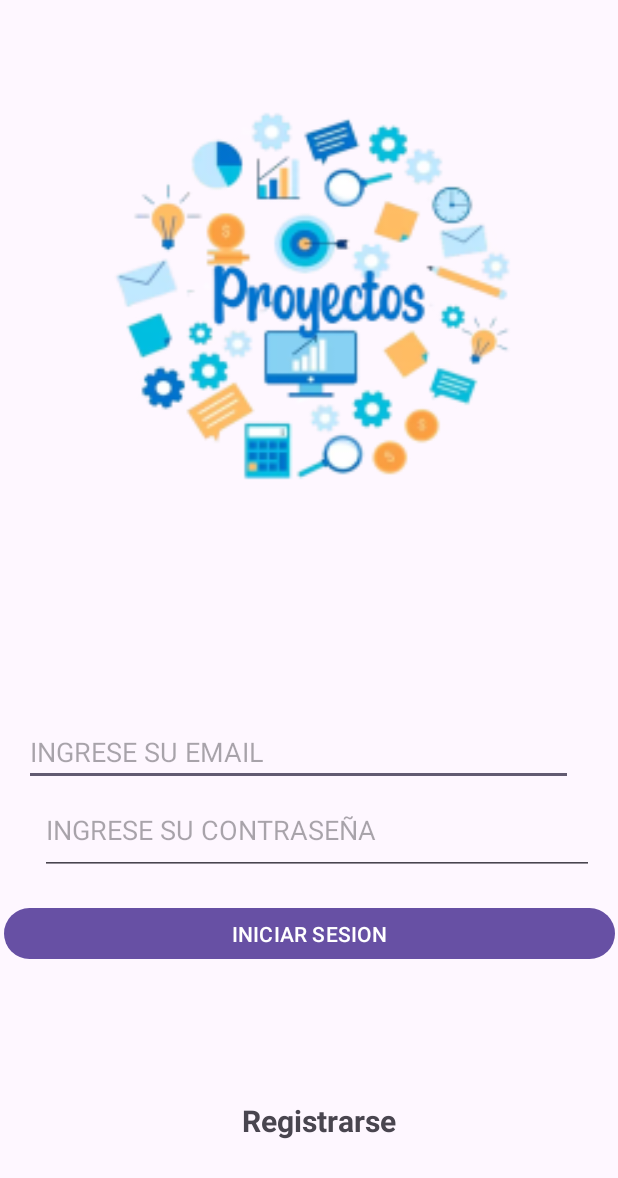
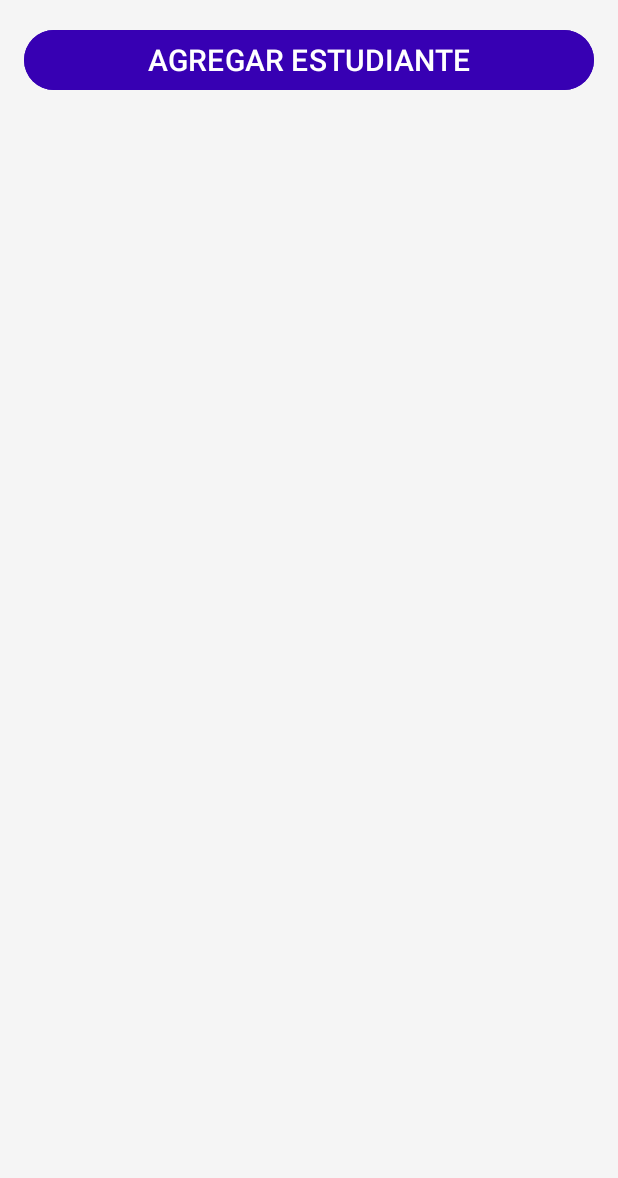
Before and after one commit to BrianUDH2019/GestionProyectosMoviles, an Android app: the MainActivity screen opened directly, with no data from a screen before it, on a phone screen of 412 x 824 dp. Shown: the top 1178 px of the screen. Run offline under Robolectric (Android 15) with nearby library versions, the phone set to English and light mode, and no system bars; our stand-ins replace Firebase (no records; nobody signed in at launch, a user with empty details on screens opened directly).

Commit message:
hito 2: avances funcion de crear y eliminar a los estudiantes Envío y recepción de datos entre activities (firebase) y para la vista en un recyclerview

```diff
--- a/app/src/main/AndroidManifest.xml
+++ b/app/src/main/AndroidManifest.xml
@@ -12,6 +12,10 @@
         android:supportsRtl="true"
         android:theme="@style/Theme.GestionProyectosMoviles"
         tools:targetApi="31">
+
+        <activity
+            android:name=".CreatePersonaActivity"
+            android:exported="false" />
         <activity
             android:name=".Archivos"
             android:exported="false" />
@@ -20,7 +24,7 @@
             android:exported="false" />
         <activity
             android:name=".MainActivity"
-            android:exported="false" />
+            android:exported="true" />
         <activity
             android:name=".HomeActivity"
             android:exported="true">
--- a/app/src/main/java/com/brian/gestionproyectosmoviles/MainActivity.java
+++ b/app/src/main/java/com/brian/gestionproyectosmoviles/MainActivity.java
@@ -1,22 +1,59 @@
 package com.brian.gestionproyectosmoviles;
 
+import android.content.Intent;
+import android.os.Bundle;
+import android.view.View;
+import android.widget.Button;
+
 import androidx.appcompat.app.AppCompatActivity;
+import androidx.recyclerview.widget.LinearLayoutManager;
+import androidx.recyclerview.widget.RecyclerView;
 
-import android.os.Bundle;
-import android.view.Menu;
-import android.view.MenuItem;
+
+import com.brian.gestionproyectosmoviles.model.Persona;
+import com.brian.gestionproyectosmoviles.adapter.PersonaAdapter;
+import com.firebase.ui.firestore.FirestoreRecyclerOptions;
+import com.google.firebase.firestore.FirebaseFirestore;
+import com.google.firebase.firestore.Query;
 
 public class MainActivity extends AppCompatActivity {
+
+    RecyclerView mRecycler;
+    PersonaAdapter mAdapter;
+    FirebaseFirestore mFirestore;
+
 
     @Override
     protected void onCreate(Bundle savedInstanceState) {
         super.onCreate(savedInstanceState);
         setContentView(R.layout.activity_main);
 
+        mFirestore = FirebaseFirestore.getInstance();
+        mRecycler= findViewById(R.id.recyclerViewSingle);
+        mRecycler.setLayoutManager(new LinearLayoutManager(this));
+        Query query = mFirestore.collection("persona");
+
+        FirestoreRecyclerOptions<Persona> firestoreRecyclerOptions =
+                new FirestoreRecyclerOptions.Builder<Persona>().setQuery(query, Persona.class).build();
+        mAdapter = new PersonaAdapter(firestoreRecyclerOptions, this);
+
+        mAdapter.notifyDataSetChanged();
+        mRecycler.setAdapter(mAdapter);
+
+
 
 
     }
 
+    @Override
+    protected void onStart() {
+        super.onStart();
+        mAdapter.startListening();
+    }
 
-
+    @Override
+    protected void onStop() {
+        super.onStop();
+        mAdapter.stopListening();
+    }
 }
--- /dev/null
+++ b/app/src/main/res/drawable/ic_delete.xml
@@ -0,0 +1,5 @@
+<vector android:height="24dp" android:tint="#FFFFFF"
+    android:viewportHeight="24" android:viewportWidth="24"
+    android:width="24dp" xmlns:android="http://schemas.android.com/apk/res/android">
+    <path android:fillColor="@android:color/white" android:pathData="M6,19c0,1.1 0.9,2 2,2h8c1.1,0 2,-0.9 2,-2V7H6v12zM19,4h-3.5l-1,-1h-5l-1,1H5v2h14V4z"/>
+</vector>
--- /dev/null
+++ b/app/src/main/res/drawable/ic_edit.xml
@@ -0,0 +1,5 @@
+<vector android:height="24dp" android:tint="#FFFFFF"
+    android:viewportHeight="24" android:viewportWidth="24"
+    android:width="24dp" xmlns:android="http://schemas.android.com/apk/res/android">
+    <path android:fillColor="@android:color/white" android:pathData="M3,17.25V21h3.75L17.81,9.94l-3.75,-3.75L3,17.25zM20.71,7.04c0.39,-0.39 0.39,-1.02 0,-1.41l-2.34,-2.34c-0.39,-0.39 -1.02,-0.39 -1.41,0l-1.83,1.83 3.75,3.75 1.83,-1.83z"/>
+</vector>
--- a/app/src/main/res/layout/activity_main.xml
+++ b/app/src/main/res/layout/activity_main.xml
@@ -1,90 +1,48 @@
 <?xml version="1.0" encoding="utf-8"?>
-<androidx.constraintlayout.widget.ConstraintLayout xmlns:android="http://schemas.android.com/apk/res/android"
+<androidx.constraintlayout.widget.ConstraintLayout
+    xmlns:android="http://schemas.android.com/apk/res/android"
     xmlns:app="http://schemas.android.com/apk/res-auto"
     xmlns:tools="http://schemas.android.com/tools"
     android:layout_width="match_parent"
     android:layout_height="match_parent"
-    tools:context=".MainActivity"
-    tools:menu="@menu/my_menu">
+    android:background="#F5F5F5"
+    android:backgroundTint="#F5F5F5"
+    tools:context=".MainActivity">
 
-    <ImageView
-        android:id="@+id/imageView2"
-        android:layout_width="270dp"
-        android:layout_height="258dp"
-        android:foreground="@mipmap/icolog1_foreground"
-        app:layout_constraintBottom_toBottomOf="parent"
-        app:layout_constraintDimensionRatio="H,1:1"
-        app:layout_constraintEnd_toEndOf="parent"
-        app:layout_constraintStart_toStartOf="parent"
-        app:layout_constraintTop_toTopOf="parent"
-        app:layout_constraintVertical_bias="0.125" />
-
-    <EditText
-        android:id="@+id/editTextEmail"
-        android:layout_width="366dp"
-        android:layout_height="45dp"
-        android:hint="INGRESE SU EMAIL"
-        android:inputType="textEmailAddress"
-        android:textColor="@color/black"
-        app:layout_constraintBottom_toBottomOf="parent"
-        app:layout_constraintEnd_toEndOf="parent"
-        app:layout_constraintHorizontal_bias="0.355"
-        app:layout_constraintStart_toStartOf="parent"
-        app:layout_constraintTop_toTopOf="parent"
-        app:layout_constraintVertical_bias="0.615" />
-
-    <EditText
-        android:id="@+id/editTextPass"
-        android:layout_width="369dp"
-        android:layout_height="60dp"
-        android:hint="INGRESE SU CONTRASEÑA"
-        android:inputType="textPassword"
-        android:textColor="@color/black"
-        app:layout_constraintBottom_toBottomOf="parent"
-        app:layout_constraintEnd_toEndOf="parent"
-        app:layout_constraintHorizontal_bias="0.619"
-        app:layout_constraintStart_toStartOf="parent"
-        app:layout_constraintTop_toTopOf="parent"
-        app:layout_constraintVertical_bias="0.685" />
-
-    <Button
-        android:id="@+id/btnInicio"
-        android:layout_width="407dp"
-        android:layout_height="42dp"
-        android:text="INICIAR SESION"
+    <LinearLayout
+        android:id="@+id/linearLayout"
+        android:layout_width="0dp"
+        android:layout_height="0dp"
+        android:layout_marginStart="16dp"
+        android:layout_marginTop="16dp"
+        android:layout_marginEnd="16dp"
+        android:layout_marginBottom="16dp"
+        android:orientation="vertical"
         app:layout_constraintBottom_toBottomOf="parent"
         app:layout_constraintEnd_toEndOf="parent"
         app:layout_constraintStart_toStartOf="parent"
-        app:layout_constraintTop_toTopOf="parent"
-        app:layout_constraintVertical_bias="0.769" />
+        app:layout_constraintTop_toTopOf="parent">
 
-    <TextView
-        android:id="@+id/textViewRespuesta"
-        android:layout_width="match_parent"
-        android:layout_height="wrap_content"
-        android:layout_margin="60dp"
-        android:gravity="center"
-        app:layout_constraintBottom_toBottomOf="parent"
-        app:layout_constraintEnd_toEndOf="parent"
-        app:layout_constraintStart_toStartOf="parent"
-        app:layout_constraintTop_toTopOf="parent"
-        app:layout_constraintVertical_bias="0.882" />
+        <LinearLayout
+            android:layout_width="match_parent"
+            android:layout_height="wrap_content"
+            android:gravity="center"
+            android:orientation="horizontal">
+            <Button
+                android:id="@+id/btn_add"
+                android:layout_width="match_parent"
+                android:layout_height="wrap_content"
+                android:layout_weight="1"
+                android:backgroundTint="@color/purple_700"
+                android:text="AGREGAR ESTUDIANTE"
+                android:textSize="20sp"
+                app:cornerRadius="50dp" />
+        </LinearLayout>
 
-    <TextView
-        android:id="@+id/textViewIrRegistrar"
-        android:layout_width="176dp"
-        android:layout_height="34dp"
-        android:layout_margin="60dp"
-        android:gravity="center"
-        android:text="Registrarse"
-        android:textAlignment="center"
-        android:textSize="20dp"
-        android:textStyle="bold"
-        app:layout_constraintBottom_toBottomOf="parent"
-        app:layout_constraintEnd_toEndOf="parent"
-        app:layout_constraintHorizontal_bias="0.554"
-        app:layout_constraintStart_toStartOf="parent"
-        app:layout_constraintTop_toTopOf="parent"
-        app:layout_constraintVertical_bias="1.0" />
+        <androidx.recyclerview.widget.RecyclerView
+            android:id="@+id/recyclerViewSingle"
+            android:layout_width="match_parent"
+            android:layout_height="match_parent" />
 
+    </LinearLayout>
 </androidx.constraintlayout.widget.ConstraintLayout>
--- a/build.gradle.kts
+++ b/build.gradle.kts
@@ -1,4 +1,5 @@
 // Top-level build file where you can add configuration options common to all sub-projects/modules.
 plugins {
-    id("com.android.application") version "8.1.2" apply false
+    id("com.android.application") version "8.1.3" apply false
+    id("com.google.gms.google-services") version "4.4.0" apply false
 }
```
Also changed, not shown: app/build.gradle.kts (+12 -0 lines), app/src/main/java/com/brian/gestionproyectosmoviles/CreatePersonaActivity.java (added, +89 -0 lines), app/src/main/java/com/brian/gestionproyectosmoviles/HomeActivity.java (+24 -0 lines), app/src/main/java/com/brian/gestionproyectosmoviles/Persona.java (deleted, +0 -9 lines), app/src/main/java/com/brian/gestionproyectosmoviles/adapter/PersonaAdapter.java (added, +92 -0 lines), app/src/main/java/com/brian/gestionproyectosmoviles/model/Persona.java (added, +37 -0 lines), app/src/main/res/layout/activity_create_persona.xml (added, +80 -0 lines), app/src/main/res/layout/activity_home.xml (+29 -22 lines), app/src/main/res/layout/view_persona_single.xml (added, +77 -0 lines), app/src/main/res/values/colors.xml (+5 -5 lines), 1 other file.
